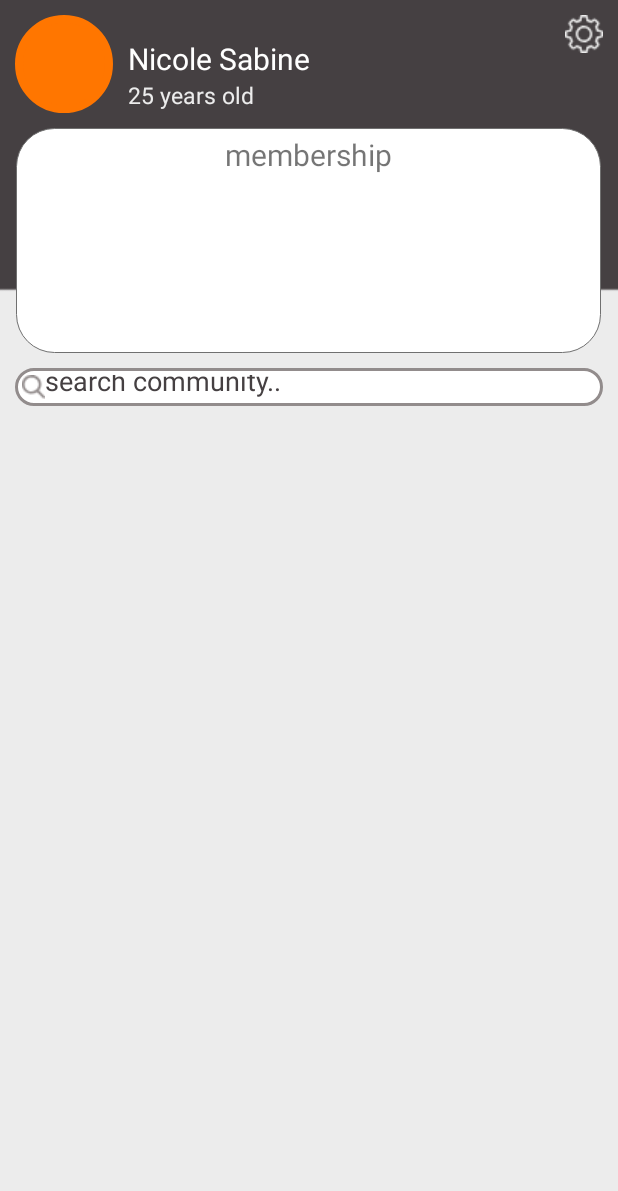
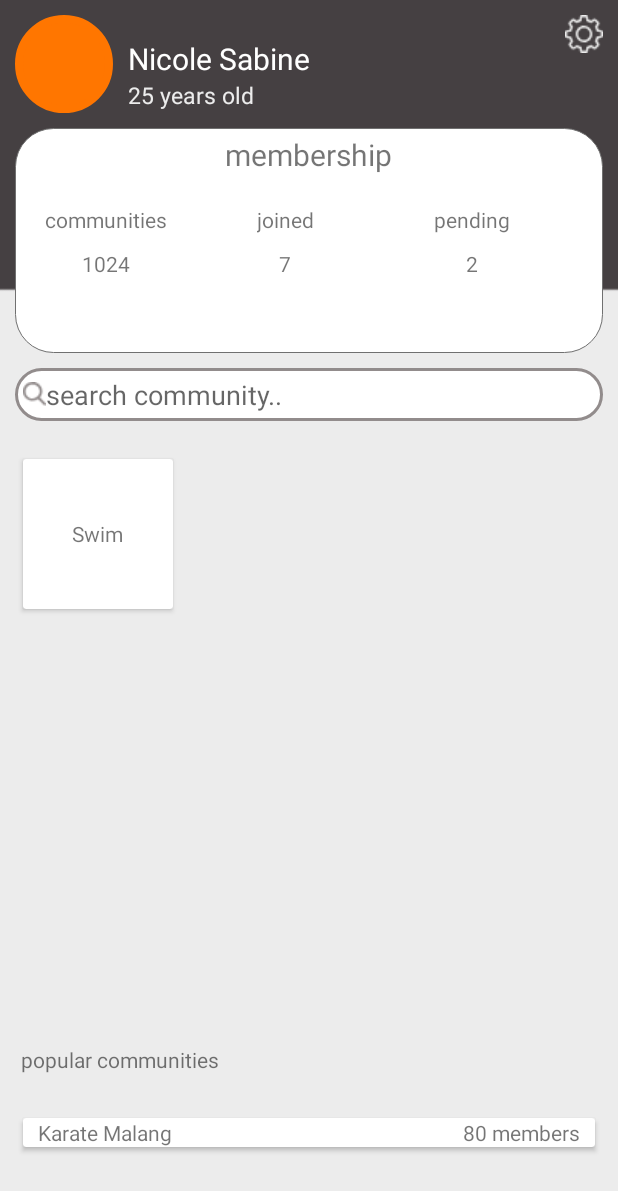
Before and after one commit to faizzfanani/Healthivity, an Android app: the layout activity_home.xml on its own in the app's theme, with its tools: preview values and no code run, on a phone screen of 412 x 824 dp. Shown: the top 1191 px of the screen. Run offline under Robolectric (Android 15) with nearby library versions, the phone set to English and light mode, and no system bars.

Commit message:
front end home login regist profile push commit

```diff
--- a/app/build.gradle
+++ b/app/build.gradle
@@ -20,11 +20,13 @@ android {
 
 dependencies {
     implementation fileTree(dir: 'libs', include: ['*.jar'])
-    implementation 'com.android.support:appcompat-v7:27.1.1'
+    implementation 'com.android.support:appcompat-v7:27.0.0'
     implementation 'com.android.support.constraint:constraint-layout:1.1.3'
     implementation 'com.google.firebase:firebase-core:16.0.1'
     implementation 'com.google.firebase:firebase-auth:16.0.1'
     implementation 'com.google.firebase:firebase-database:16.0.1'
+    implementation 'com.android.support:design:27.1.1'
+    implementation 'com.android.support:cardview-v7:27.0.0'
     testImplementation 'junit:junit:4.12'
     androidTestImplementation 'com.android.support.test:runner:1.0.2'
     androidTestImplementation 'com.android.support.test.espresso:espresso-core:3.0.2'
--- /dev/null
+++ b/app/src/main/res/drawable/round_background_kategori.xml
@@ -0,0 +1,9 @@
+<?xml version="1.0" encoding="utf-8"?>
+<shape xmlns:android="http://schemas.android.com/apk/res/android">
+    <size android:height="45dp" android:width="45dp"/>
+    <solid android:color="#fff"/>
+    <stroke android:color="#707070"
+        android:width="0.1dp"/>
+    <corners android:radius="10dp"/>
+
+</shape>
--- a/app/src/main/res/layout/activity_home.xml
+++ b/app/src/main/res/layout/activity_home.xml
@@ -7,6 +7,7 @@
     android:layout_height="match_parent"
     android:background="@drawable/background_home"
     tools:context=".HomeActivity">
+
 
         <RelativeLayout
             android:layout_width="match_parent"
@@ -44,7 +45,7 @@
                         android:text="25 years old"
                         android:textSize="15sp"
                         android:textStyle="normal"
-                    android:textColor="#ECECEC"/>
+                        android:textColor="#ececec"/>
                 </LinearLayout>
 
             </LinearLayout>
@@ -58,13 +59,15 @@
                 android:layout_alignParentEnd="true"/>
         </RelativeLayout>
 
+
         <LinearLayout
-        android:layout_width="390dp"
+            android:layout_width="match_parent"
             android:layout_height="150dp"
+            android:layout_marginLeft="10dp"
+            android:layout_marginRight="10dp"
             android:layout_gravity="center"
             android:background="@drawable/round_background_home"
             android:orientation="vertical">
-
             <TextView
                 android:layout_width="wrap_content"
                 android:layout_height="wrap_content"
@@ -72,25 +75,134 @@
                 android:layout_marginTop="4dp"
                 android:layout_gravity="center"
                 android:textSize="20sp"/>
+
+            <LinearLayout
+                android:layout_width="match_parent"
+                android:layout_height="wrap_content"
+                android:orientation="horizontal">
+
+                <LinearLayout
+                    android:layout_width="wrap_content"
+                    android:layout_height="wrap_content"
+                    android:layout_margin="20dp"
+                    android:orientation="vertical">
+                    <TextView
+                        android:layout_width="wrap_content"
+                        android:layout_height="wrap_content"
+                        android:text="communities"/>
+
+                    <TextView
+                        android:id="@+id/tvJumlahKomunitas"
+                        android:layout_width="wrap_content"
+                        android:layout_height="wrap_content"
+                        android:layout_marginTop="10dp"
+                        android:layout_gravity="center"
+                        android:text="1024"/>
                 </LinearLayout>
+
+                <LinearLayout
+                    android:layout_width="wrap_content"
+                    android:layout_height="wrap_content"
+                    android:layout_marginTop="20dp"
+                    android:layout_marginLeft="40dp"
+                    android:orientation="vertical">
+                    <TextView
+                        android:layout_width="wrap_content"
+                        android:layout_height="wrap_content"
+                        android:text="joined"/>
+
+                    <TextView
+                        android:id="@+id/tvJumlahJoined"
+                        android:layout_width="wrap_content"
+                        android:layout_height="wrap_content"
+                        android:layout_marginTop="10dp"
+                        android:layout_gravity="center"
+                        android:text="7"/>
+                </LinearLayout>
+
+                <LinearLayout
+                    android:layout_width="wrap_content"
+                    android:layout_height="wrap_content"
+                    android:layout_marginTop="20dp"
+                    android:layout_marginLeft="80dp"
+                    android:orientation="vertical">
+                    <TextView
+                        android:layout_width="wrap_content"
+                        android:layout_height="wrap_content"
+                        android:text="pending"/>
+
+                    <TextView
+                        android:id="@+id/tvJumlahPending"
+                        android:layout_width="wrap_content"
+                        android:layout_height="wrap_content"
+                        android:layout_marginTop="10dp"
+                        android:layout_gravity="center"
+                        android:text="2"/>
+                </LinearLayout>
+
+            </LinearLayout>
+
+
+        </LinearLayout>
+
+
+
+
+
+
 
         <RelativeLayout
             android:layout_width="match_parent"
             android:layout_height="wrap_content">
 
             <EditText
+                android:padding="5dp"
                 android:id="@+id/search_editText"
                 android:layout_width="match_parent"
-            android:layout_height="25dp"
+                android:layout_height="wrap_content"
                 android:background="@drawable/search_bar_drawable"
                 android:layout_margin="10dp"
                 android:textColor="#454042"
-            android:text="search community.."
+                android:hint="search community.."
                 android:drawableLeft="@drawable/search"/>
 
         </RelativeLayout>
 
+    <android.support.v4.widget.NestedScrollView
+        android:layout_width="match_parent"
+        android:layout_height="match_parent"
+        >
+        <LinearLayout
+            android:orientation="vertical"
+            android:layout_width="match_parent"
+            android:layout_height="match_parent">
+            <android.support.v7.widget.RecyclerView
+
+                android:id="@+id/rvKategoriHome"
+                android:layout_width="match_parent"
+                android:layout_height="wrap_content"
+                tools:listitem="@layout/list_category"
+                >
+
+            </android.support.v7.widget.RecyclerView>
+
+            <TextView
+                android:layout_width="wrap_content"
+                android:layout_height="wrap_content"
+                android:layout_margin="14dp"
+                android:text="popular communities"/>
+
+            <android.support.v7.widget.RecyclerView
+                android:layout_width="match_parent"
+                android:layout_height="wrap_content"
+                tools:listitem="@layout/list_activity">
+
+            </android.support.v7.widget.RecyclerView>
+
+        </LinearLayout>
 
 
 
+    </android.support.v4.widget.NestedScrollView>
+
 </LinearLayout>
--- /dev/null
+++ b/app/src/main/res/layout/list_activity.xml
@@ -0,0 +1,34 @@
+<?xml version="1.0" encoding="utf-8"?>
+<LinearLayout xmlns:android="http://schemas.android.com/apk/res/android"
+    android:layout_width="match_parent"
+    android:layout_height="match_parent">
+
+    <android.support.v7.widget.CardView
+        android:layout_width="match_parent"
+        android:layout_height="wrap_content"
+        android:layout_margin="15dp"
+        android:background="@drawable/round_background_kategori">
+
+        <RelativeLayout
+            android:layout_width="match_parent"
+            android:layout_height="match_parent"
+            android:layout_gravity="center">
+
+            <TextView
+                android:layout_width="wrap_content"
+                android:layout_height="wrap_content"
+                android:layout_marginLeft="10dp"
+                android:text="Karate Malang"/>
+
+            <TextView
+                android:layout_width="wrap_content"
+                android:layout_height="wrap_content"
+                android:layout_alignParentEnd="true"
+                android:layout_marginRight="10dp"
+                android:text="80 members"/>
+
+        </RelativeLayout>
+
+    </android.support.v7.widget.CardView>
+
+</LinearLayout>
--- /dev/null
+++ b/app/src/main/res/layout/list_category.xml
@@ -0,0 +1,33 @@
+<?xml version="1.0" encoding="utf-8"?>
+<LinearLayout xmlns:android="http://schemas.android.com/apk/res/android"
+    android:layout_width="match_parent"
+    android:layout_height="match_parent">
+
+    <android.support.v7.widget.CardView
+        android:layout_margin="15dp"
+        android:layout_width="100dp"
+        android:layout_height="100dp"
+        android:background="@drawable/round_background_kategori">
+
+    <RelativeLayout
+        android:layout_width="match_parent"
+        android:layout_height="match_parent">
+
+        <ImageView
+            android:id="@+id/ivKategoriHome"
+            android:layout_width="wrap_content"
+            android:layout_height="wrap_content" />
+
+        <TextView
+            android:layout_width="wrap_content"
+            android:layout_height="wrap_content"
+            android:layout_centerInParent="true"
+            android:text="Swim" />
+
+
+    </RelativeLayout>
+
+    </android.support.v7.widget.CardView>
+
+
+</LinearLayout>
```
Also changed, not shown: app/src/main/java/com/kontrakanelite/healthivity/HomeActivity.java (+19 -0 lines), app/src/main/java/com/kontrakanelite/healthivity/SettingActivity.java (added, +13 -0 lines), app/src/main/res/layout/activity_regist.xml (+6 -2 lines), app/src/main/res/layout/activity_setting.xml (added, +56 -0 lines), app/src/main/res/drawable-v24/home.png (added). Lines whose indentation alone changed are shown as unchanged.
